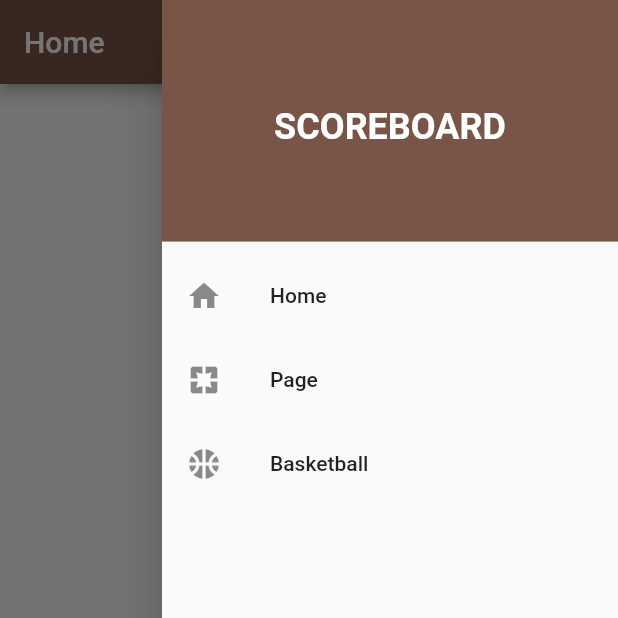
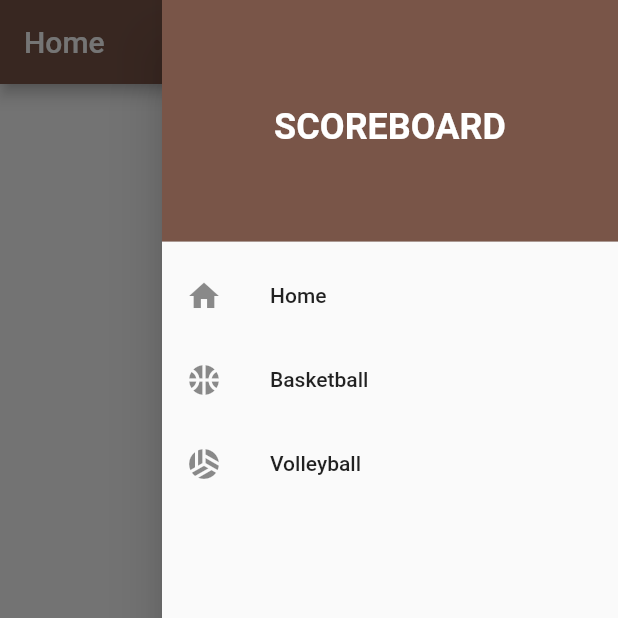
Before and after one commit to Methapon2001/rmutl-scoreboard, a Flutter app: the screen it shows after launch, with the side drawer open, on a phone screen of 412 x 824 dp, the top half of it. Run offline on Flutter 3.47's test engine with Material 2 defaults, Android fonts, the light colour scheme and no system bars.

Commit message:
ย้ายที่นิดหน่อย

```diff
--- a/lib/widgets/menu.dart
+++ b/lib/widgets/menu.dart
@@ -1,7 +1,7 @@
 import 'package:flutter/cupertino.dart';
 import 'package:flutter/material.dart';
 import 'package:scoreboard/views/home.dart';
-import 'package:scoreboard/views/page.dart';
+import 'package:scoreboard/views/volleyball.dart';
 import 'package:scoreboard/views/basketball.dart';
 
 class MenuDrawer extends StatelessWidget {
@@ -42,18 +42,6 @@ class MenuDrawer extends StatelessWidget {
             }),
           ),
           ListTile(
-            leading: const Icon(Icons.pages),
-            title: const Text('Page'),
-            onTap: (() {
-              Navigator.of(context).pop();
-              Navigator.of(context).pushReplacement(
-                CupertinoPageRoute(
-                  builder: (_) => const MyPage(),
-                ),
-              );
-            }),
-          ),
-          ListTile(
             leading: const Icon(Icons.sports_basketball),
             title: const Text('Basketball'),
             onTap: (() {
@@ -65,6 +53,18 @@ class MenuDrawer extends StatelessWidget {
               );
             }),
           ),
+          ListTile(
+            leading: const Icon(Icons.sports_volleyball),
+            title: const Text('Volleyball'),
+            onTap: (() {
+              Navigator.of(context).pop();
+              Navigator.of(context).pushReplacement(
+                CupertinoPageRoute(
+                  builder: (_) => const Volleyball(),
+                ),
+              );
+            }),
+          ),
         ],
       ),
     );
```
